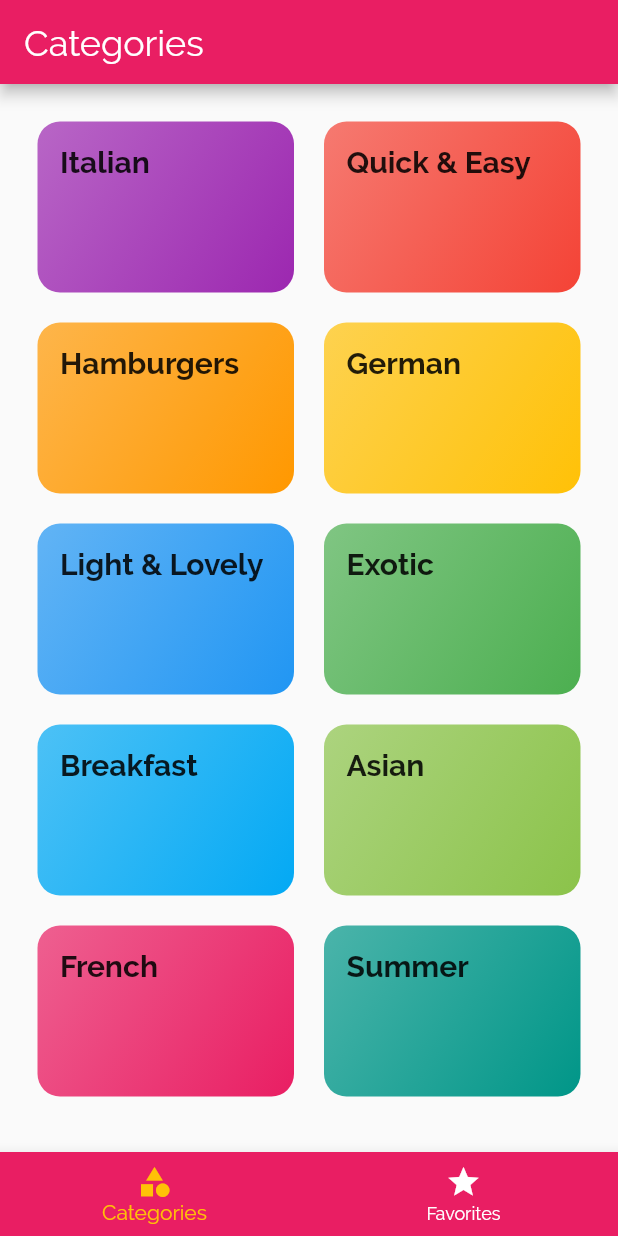
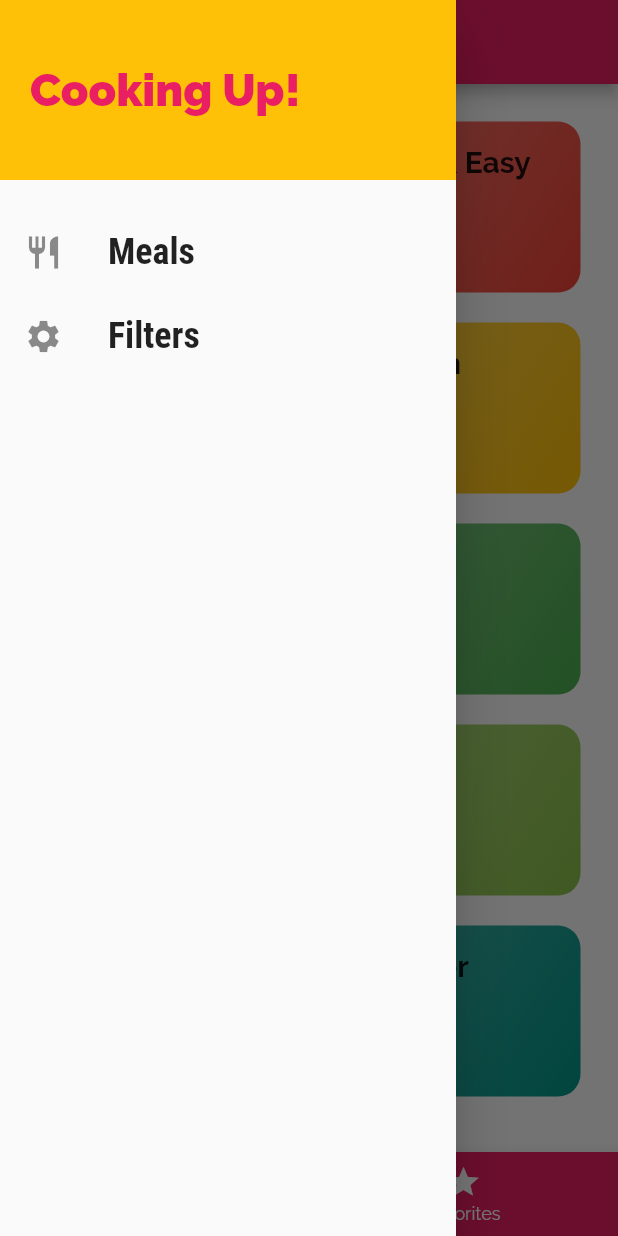
Before and after one commit to dev-marko/meals_app, a Flutter app: the screen it shows after launch, with the side drawer open (before the commit the screen has no drawer), on a phone screen of 412 x 824 dp. Run offline on Flutter 3.47's test engine with Material 2 defaults, Android fonts, the phone set to English and light mode, and no system bars.

Commit message:
Drawer navigation

```diff
--- a/lib/main.dart
+++ b/lib/main.dart
@@ -2,6 +2,7 @@ import 'package:flutter/material.dart';
 
 import 'package:flutter_complete_guide/screens/categories_screen.dart';
 import 'package:flutter_complete_guide/screens/category_meals_screen.dart';
+import 'package:flutter_complete_guide/screens/filters_screen.dart';
 import 'package:flutter_complete_guide/screens/meal_detail_screen.dart';
 import 'package:flutter_complete_guide/screens/tabs_screen.dart';
 
@@ -44,6 +45,7 @@ class MyApp extends StatelessWidget {
       routes: {
         CategoryMealsScreen.routeName: (ctx) => CategoryMealsScreen(),
         MealDetailScreen.routeName: (ctx) => MealDetailScreen(),
+        FiltersScreen.routeName: (ctx) => FiltersScreen(),
       },
       onUnknownRoute: (settings) {
         return MaterialPageRoute(builder: (ctx) => CategoriesScreen());
--- /dev/null
+++ b/lib/screens/filters_screen.dart
@@ -0,0 +1,24 @@
+import 'package:flutter/cupertino.dart';
+import 'package:flutter/src/foundation/key.dart';
+import 'package:flutter/src/widgets/container.dart';
+import 'package:flutter/src/widgets/framework.dart';
+
+import 'package:flutter/material.dart';
+import 'package:flutter_complete_guide/widgets/main_drawer.dart';
+
+class FiltersScreen extends StatelessWidget {
+  static const routeName = '/filters';
+
+  @override
+  Widget build(BuildContext context) {
+    return Scaffold(
+      appBar: AppBar(
+        title: Text('Your Filters'),
+      ),
+      drawer: MainDrawer(),
+      body: Center(
+        child: Text('filters'),
+      ),
+    );
+  }
+}
--- a/lib/screens/tabs_screen.dart
+++ b/lib/screens/tabs_screen.dart
@@ -2,6 +2,7 @@ import 'package:flutter/material.dart';
 
 import 'package:flutter_complete_guide/screens/categories_screen.dart';
 import 'package:flutter_complete_guide/screens/favorites_screen.dart';
+import 'package:flutter_complete_guide/widgets/main_drawer.dart';
 
 class TabsScreen extends StatefulWidget {
   @override
@@ -34,6 +35,7 @@ class _TabsScreenState extends State<TabsScreen> {
       appBar: AppBar(
         title: Text(_screens[_selectedScreenIndex]['title']),
       ),
+      drawer: MainDrawer(),
       body: _screens[_selectedScreenIndex]['page'],
       bottomNavigationBar: BottomNavigationBar(
         onTap: _tabHandler,
--- /dev/null
+++ b/lib/widgets/main_drawer.dart
@@ -0,0 +1,65 @@
+import 'package:flutter/material.dart';
+import 'package:flutter_complete_guide/screens/filters_screen.dart';
+
+class MainDrawer extends StatelessWidget {
+  Widget listTileBuilder(String title, IconData icon, Function tapHandler) {
+    return ListTile(
+      onTap: tapHandler,
+      leading: Icon(
+        icon,
+        size: 26,
+      ),
+      title: Text(
+        title,
+        style: TextStyle(
+          fontFamily: 'RobotoCondensed',
+          fontSize: 24,
+          fontWeight: FontWeight.bold,
+        ),
+      ),
+    );
+  }
+
+  @override
+  Widget build(BuildContext context) {
+    return Drawer(
+      child: Column(
+        children: [
+          Container(
+            height: 120,
+            width: double.infinity,
+            padding: const EdgeInsets.all(20),
+            alignment: Alignment.centerLeft,
+            color: Theme.of(context).colorScheme.secondary,
+            child: Text(
+              'Cooking Up!',
+              style: TextStyle(
+                fontWeight: FontWeight.w900,
+                fontSize: 30,
+                color: Theme.of(context).colorScheme.primary,
+              ),
+            ),
+          ),
+          SizedBox(
+            height: 20,
+          ),
+          listTileBuilder(
+            'Meals',
+            Icons.restaurant,
+            () {
+              Navigator.of(context).pushReplacementNamed('/');
+            },
+          ),
+          listTileBuilder(
+            'Filters',
+            Icons.settings,
+            () {
+              Navigator.of(context)
+                  .pushReplacementNamed(FiltersScreen.routeName);
+            },
+          ),
+        ],
+      ),
+    );
+  }
+}
```
